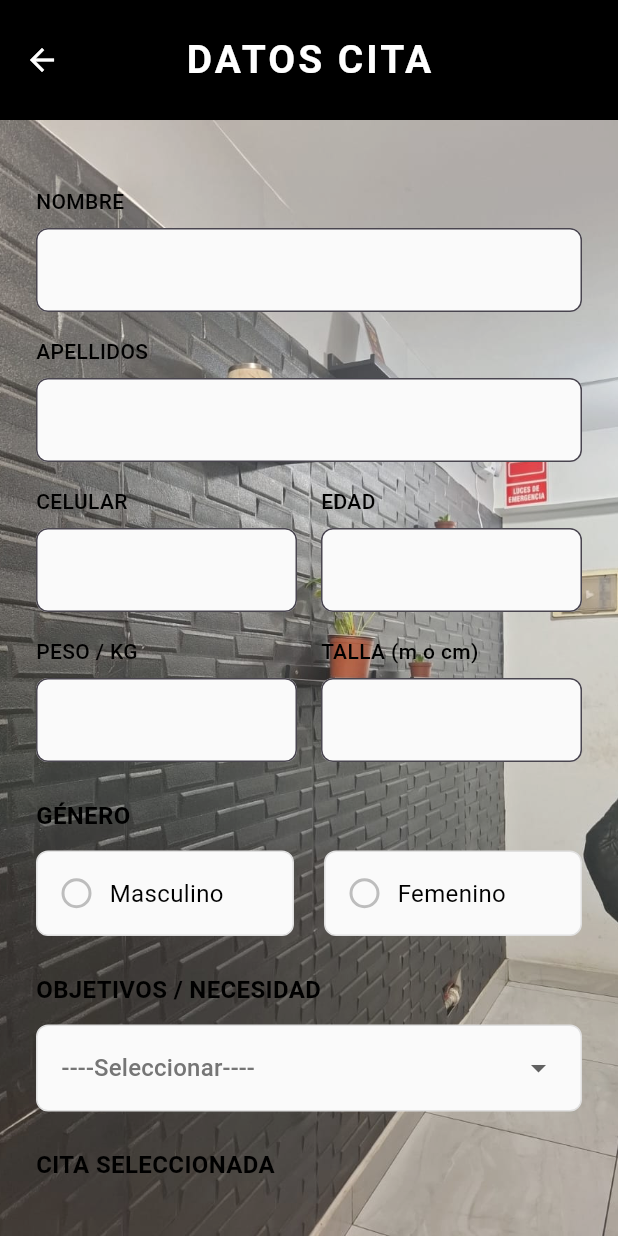
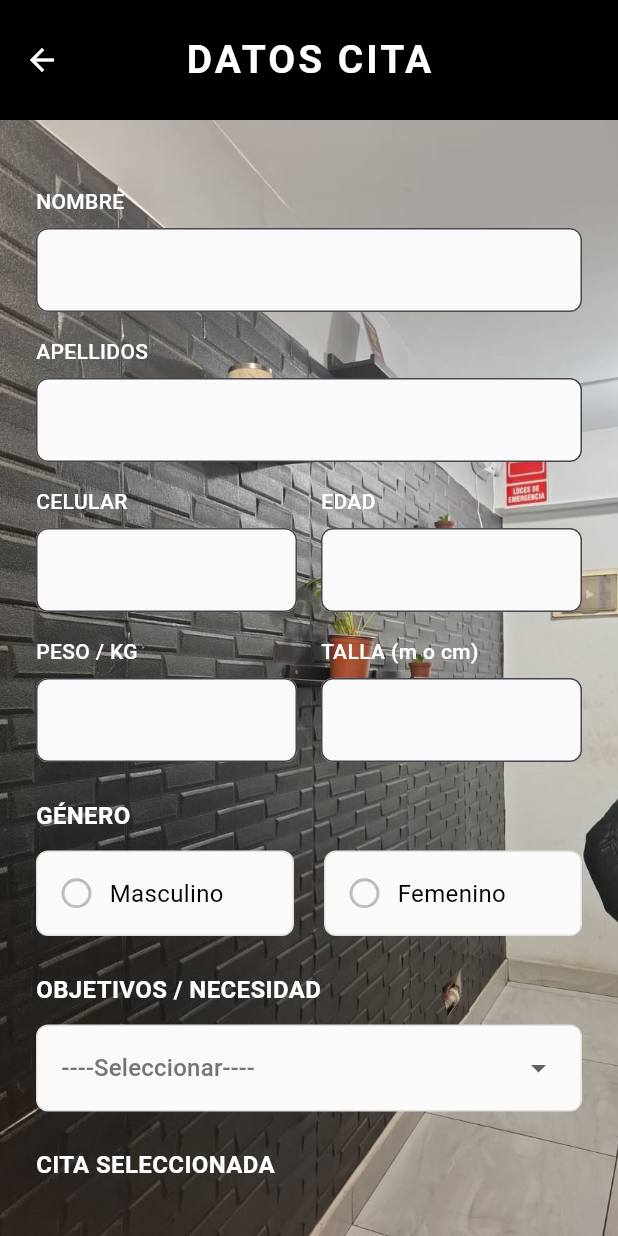
Before and after one commit to DevSaul17/Figthters_gym_app1, a Flutter app: the DatosCitaScreen screen opened directly with empty values, on a phone screen of 412 x 824 dp. Run offline on Flutter 3.47's test engine with Material 3 defaults, Android fonts, the light colour scheme and no system bars; Roboto replaces fonts that are missing (Arial).

Commit message:
Pantallas cita listas

```diff
--- a/lib/screens/cita/datos_cita_screen.dart
+++ b/lib/screens/cita/datos_cita_screen.dart
@@ -73,7 +73,7 @@ class _DatosCitaScreenState extends State<DatosCitaScreen> {
         ),
         child: Container(
           // ignore: deprecated_member_use
-          color: Colors.white.withOpacity(0.1),
+          color: Colors.white.withOpacity(0),
           child: SingleChildScrollView(
             padding: const EdgeInsets.all(AppDimensions.horizontalPadding),
             child: Form(
@@ -262,7 +262,10 @@ class _DatosCitaScreenState extends State<DatosCitaScreen> {
                   // Género
                   Text(
                     'GÉNERO',
-                    style: AppTextStyles.mainText.copyWith(fontSize: 16),
+                    style: AppTextStyles.mainText.copyWith(
+                      fontSize: 16,
+                      color: const Color.fromARGB(255, 255, 255, 255),
+                    ),
                   ),
 
                   SizedBox(height: 12),
@@ -280,7 +283,10 @@ class _DatosCitaScreenState extends State<DatosCitaScreen> {
                   // Objetivos/Necesidad
                   Text(
                     'OBJETIVOS / NECESIDAD',
-                    style: AppTextStyles.mainText.copyWith(fontSize: 16),
+                    style: AppTextStyles.mainText.copyWith(
+                      fontSize: 16,
+                      color: const Color.fromARGB(255, 255, 255, 255),
+                    ),
                   ),
 
                   SizedBox(height: 12),
@@ -323,7 +329,10 @@ class _DatosCitaScreenState extends State<DatosCitaScreen> {
                   // Cita Seleccionada
                   Text(
                     'CITA SELECCIONADA',
-                    style: AppTextStyles.mainText.copyWith(fontSize: 16),
+                    style: AppTextStyles.mainText.copyWith(
+                      fontSize: 16,
+                      color: const Color.fromARGB(255, 255, 255, 255),
+                    ),
                   ),
 
                   SizedBox(height: 8),
@@ -332,7 +341,7 @@ class _DatosCitaScreenState extends State<DatosCitaScreen> {
                     '${widget.horarioSeleccionado['dia']} ${widget.horarioSeleccionado['fecha']} ${widget.horarioSeleccionado['hora']}',
                     style: AppTextStyles.contactText.copyWith(
                       fontSize: 14,
-                      color: Colors.grey[700],
+                      color: const Color.fromARGB(255, 255, 255, 255),
                     ),
                   ),
 
@@ -390,7 +399,7 @@ class _DatosCitaScreenState extends State<DatosCitaScreen> {
           label,
           style: AppTextStyles.contactText.copyWith(
             fontSize: 14,
-            color: Colors.black,
+            color: const Color.fromARGB(255, 255, 255, 255),
             fontWeight: FontWeight.w500,
           ),
         ),
```
Also changed, not shown: lib/screens/cita/mensaje_screen.dart (+2 -29 lines), lib/screens/cliente/home_cliente_screen.dart (+30 -23 lines).
